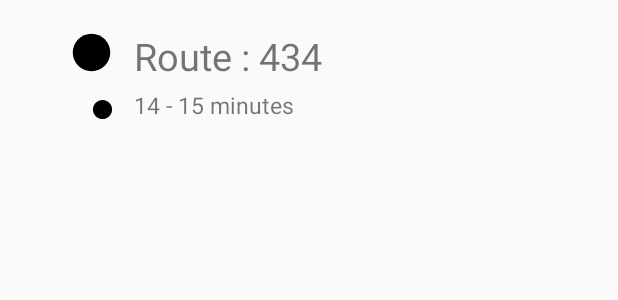
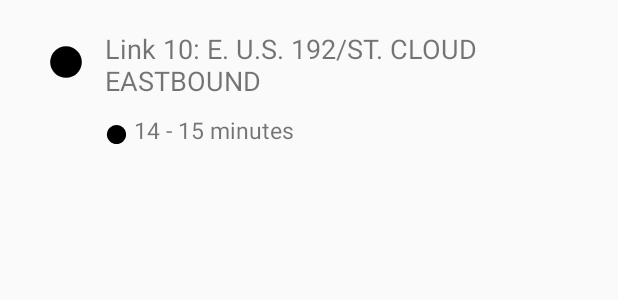
Before and after one commit to collinspeight/BusTracker, an Android app: the layout items.xml on its own in the app's theme, with its tools: preview values and no code run, on a phone screen of 412 x 824 dp. Shown: the top 300 px of the screen. Run offline under Robolectric (Android 15) with nearby library versions, the phone set to English and light mode, and no system bars.

Commit message:
ETA UI Updates. Bug Fix.
Add:
Bus Stop ETA's Link Name (Instead of Route ID)

Fixed:
Bus marker click

```diff
--- a/app/src/main/java/com/example/harold/bustracker/User.java
+++ b/app/src/main/java/com/example/harold/bustracker/User.java
@@ -160,7 +160,7 @@ public class User extends AppCompatActivity implements OnMapReadyCallback, Googl
     @Override
     public boolean onMarkerClick(final Marker marker) {
 
-        if (marker == bus){
+        if (marker.equals(bus)){
             return true;
         }
 
--- a/app/src/main/res/layout/items.xml
+++ b/app/src/main/res/layout/items.xml
@@ -8,38 +8,42 @@
 
     <ImageView
         android:id="@+id/imageview_circle"
-        android:layout_width="30dp"
-        android:layout_height="30dp"
+        android:layout_width="25dp"
+        android:layout_height="25dp"
+        android:layout_alignBottom="@+id/textview_route"
         android:layout_alignParentStart="true"
-        android:layout_alignParentTop="true"
-        android:layout_marginStart="46dp"
+        android:layout_marginBottom="12dp"
+        android:layout_marginStart="31dp"
         app:srcCompat="@drawable/circle" />
 
     <ImageView
         android:id="@+id/imageView5"
         android:layout_width="15dp"
         android:layout_height="15dp"
-        android:layout_alignEnd="@+id/imageview_circle"
-        android:layout_below="@+id/imageview_circle"
-        android:layout_marginTop="15dp"
+
+        android:layout_alignBottom="@+id/textview_arrival"
+        android:layout_alignStart="@+id/textview_route"
         app:srcCompat="@drawable/circle" />
 
     <TextView
         android:id="@+id/textview_route"
-        android:layout_width="wrap_content"
+        android:layout_width="300dp"
         android:layout_height="wrap_content"
-        android:layout_above="@+id/imageView5"
         android:layout_marginStart="13dp"
         android:layout_toEndOf="@+id/imageview_circle"
-        android:text="Route : 434"
-        android:textSize="25dp" />
+        android:ellipsize="end"
+        android:lines="2"
+        android:text="Link 10: E. U.S. 192/ST. CLOUD EASTBOUND"
+        android:textSize="18dp" />
 
     <TextView
         android:id="@+id/textview_arrival"
         android:layout_width="wrap_content"
         android:layout_height="wrap_content"
-        android:layout_alignBottom="@+id/imageView5"
         android:layout_alignStart="@+id/textview_route"
+        android:layout_below="@+id/textview_route"
+        android:layout_marginStart="19dp"
+        android:layout_marginTop="10dp"
         android:text="14 - 15 minutes"
         android:textSize="15dp" />
 
--- a/build.gradle
+++ b/build.gradle
@@ -8,7 +8,7 @@ buildscript {
         }
     }
     dependencies {
-        classpath 'com.android.tools.build:gradle:3.0.0'
+        classpath 'com.android.tools.build:gradle:3.0.1'
 
         // NOTE: Do not place your application dependencies here; they belong
         // in the individual module build.gradle files
```
Also changed, not shown: app/src/main/java/com/example/harold/bustracker/BusETA.java (+77 -4 lines).
